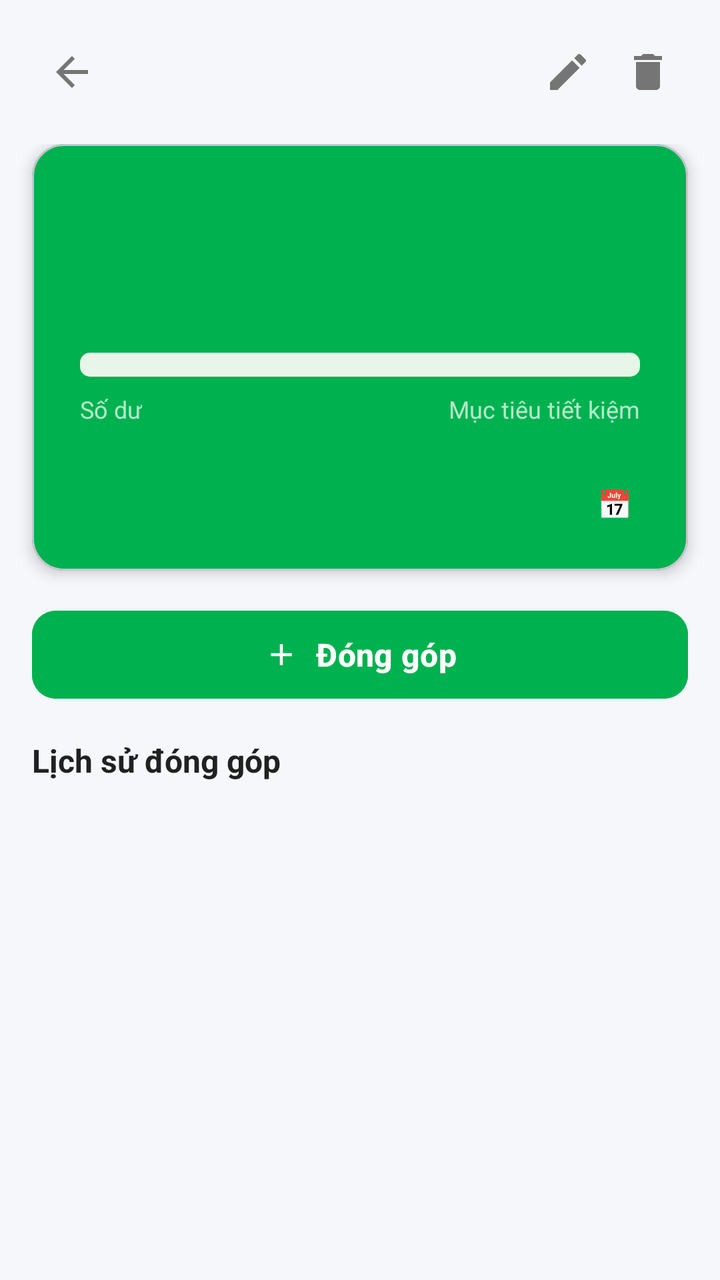
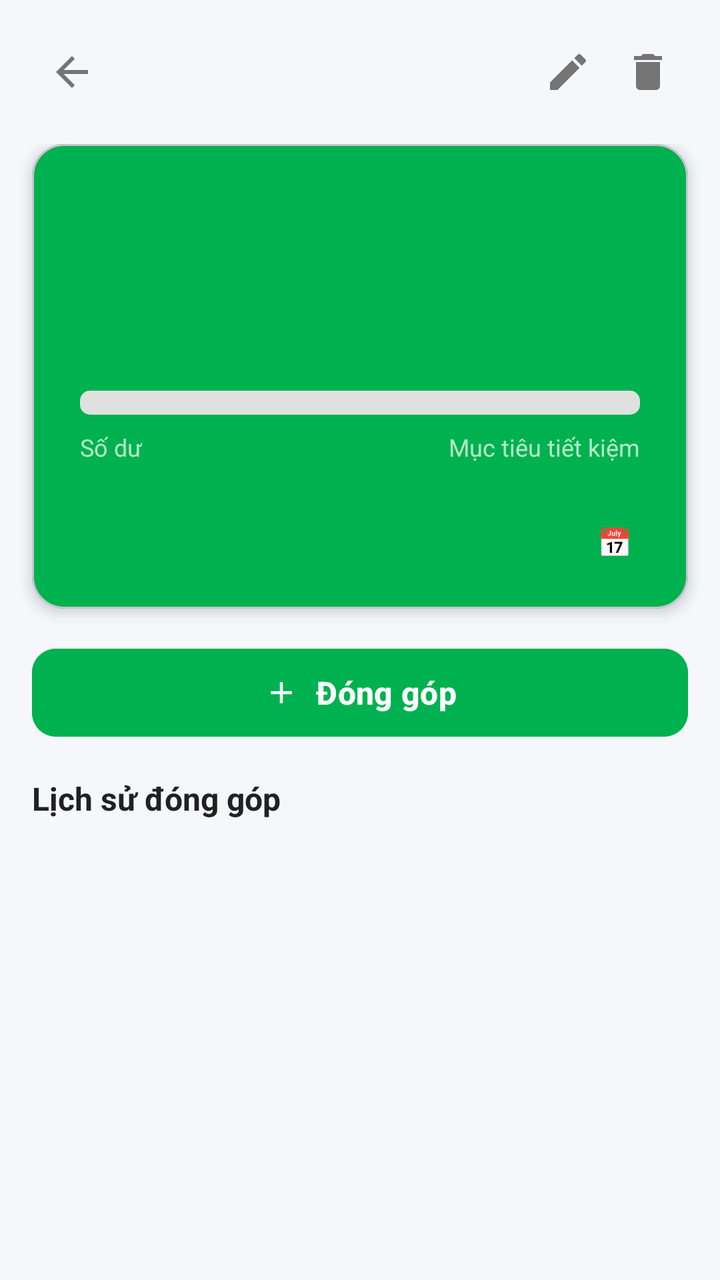

The first picture is an Android layout as it rendered before a commit; the second is the same layout after the commit. The layout source and the unified diff follow.
<!-- AndroidManifest.xml: application theme Theme.FinaceManager -->
<!-- res/layout/activity_goal_detail.xml -->
<?xml version="1.0" encoding="utf-8"?>
<androidx.coordinatorlayout.widget.CoordinatorLayout xmlns:android="http://schemas.android.com/apk/res/android"
    xmlns:app="http://schemas.android.com/apk/res-auto"
    android:layout_width="match_parent"
    android:layout_height="match_parent"
    android:fitsSystemWindows="true"
    android:background="@color/color_background">

    <LinearLayout
        android:layout_width="match_parent"
        android:layout_height="match_parent"
        android:orientation="vertical">

        
        <LinearLayout
            android:layout_width="match_parent"
            android:layout_height="wrap_content"
            android:gravity="center_vertical"
            android:orientation="horizontal"
            android:padding="@dimen/spacing_md">

            <ImageView
                android:id="@+id/iv_back"
                android:layout_width="40dp"
                android:layout_height="40dp"
                android:background="?attr/selectableItemBackgroundBorderless"
                android:contentDescription="@string/btn_cancel"
                android:padding="@dimen/spacing_sm"
                android:src="@drawable/ic_back" />

            
            <TextView
                android:id="@+id/tv_goal_icon"
                android:layout_width="wrap_content"
                android:layout_height="wrap_content"
                android:layout_marginStart="@dimen/spacing_sm"
                android:textSize="24sp" />

            <TextView
                android:id="@+id/tv_goal_name"
                android:layout_width="0dp"
                android:layout_height="wrap_content"
                android:layout_marginStart="@dimen/spacing_sm"
                android:layout_weight="1"
                android:ellipsize="end"
                android:maxLines="1"
                android:textColor="@color/color_text_primary"
                android:textSize="@dimen/text_title"
                android:textStyle="bold" />

            <ImageView
                android:id="@+id/iv_edit"
                android:layout_width="40dp"
                android:layout_height="40dp"
                android:background="?attr/selectableItemBackgroundBorderless"
                android:contentDescription="@string/title_edit_goal"
                android:padding="@dimen/spacing_sm"
                android:src="@drawable/ic_edit" />

            <ImageView
                android:id="@+id/iv_delete"
                android:layout_width="40dp"
                android:layout_height="40dp"
                android:background="?attr/selectableItemBackgroundBorderless"
                android:contentDescription="@string/btn_delete"
                android:padding="@dimen/spacing_sm"
                android:src="@drawable/ic_delete" />
        </LinearLayout>

        
        <ScrollView
            android:layout_width="match_parent"
            android:layout_height="0dp"
            android:layout_weight="1"
            android:fillViewport="true">

            <LinearLayout
                android:layout_width="match_parent"
                android:layout_height="wrap_content"
                android:orientation="vertical"
                android:paddingBottom="@dimen/spacing_lg">

                
                <com.google.android.material.card.MaterialCardView
                    android:id="@+id/card_progress"
                    android:layout_width="match_parent"
                    android:layout_height="wrap_content"
                    android:layout_marginHorizontal="@dimen/spacing_md"
                    app:cardCornerRadius="@dimen/card_radius"
                    app:cardElevation="@dimen/card_elevation"
                    app:cardBackgroundColor="@color/color_primary">

                    <LinearLayout
                        android:id="@+id/ll_progress_container"
                        android:layout_width="match_parent"
                        android:layout_height="wrap_content"
                        android:orientation="vertical"
                        android:padding="@dimen/spacing_lg">

                        
                        <TextView
                            android:id="@+id/tv_percentage"
                            android:layout_width="wrap_content"
                            android:layout_height="wrap_content"
                            android:layout_gravity="center"
                            android:textColor="@color/white"
                            android:textSize="48sp"
                            android:textStyle="bold" />

                        
                        <ProgressBar
                            android:id="@+id/pb_goal_progress"
                            style="?android:attr/progressBarStyleHorizontal"
                            android:layout_width="match_parent"
                            android:layout_height="12dp"
                            android:layout_marginTop="@dimen/spacing_md"
                            android:max="100"
                            android:progressDrawable="@drawable/bg_progress_bar_goal" />

                        
                        <LinearLayout
                            android:layout_width="match_parent"
                            android:layout_height="wrap_content"
                            android:layout_marginTop="@dimen/spacing_sm"
                            android:gravity="center_vertical"
                            android:orientation="horizontal">

                            <LinearLayout
                                android:layout_width="0dp"
                                android:layout_height="wrap_content"
                                android:layout_weight="1"
                                android:orientation="vertical">

                                <TextView
                                    android:layout_width="wrap_content"
                                    android:layout_height="wrap_content"
                                    android:text="@string/label_balance"
                                    android:textColor="@color/color_text_on_primary_secondary"
                                    android:textSize="@dimen/text_caption" />

                                <TextView
                                    android:id="@+id/tv_current_amount"
                                    android:layout_width="wrap_content"
                                    android:layout_height="wrap_content"
                                    android:textColor="@color/white"
                                    android:textSize="@dimen/text_subtitle"
                                    android:textStyle="bold" />
                            </LinearLayout>

                            <LinearLayout
                                android:layout_width="wrap_content"
                                android:layout_height="wrap_content"
                                android:gravity="end"
                                android:orientation="vertical">

                                <TextView
                                    android:layout_width="wrap_content"
                                    android:layout_height="wrap_content"
                                    android:text="@string/label_savings_goal"
                                    android:textColor="@color/color_text_on_primary_secondary"
                                    android:textSize="@dimen/text_caption" />

                                <TextView
                                    android:id="@+id/tv_target_amount"
                                    android:layout_width="wrap_content"
                                    android:layout_height="wrap_content"
                                    android:textColor="@color/white"
                                    android:textSize="@dimen/text_subtitle"
                                    android:textStyle="bold" />
                            </LinearLayout>
                        </LinearLayout>

                        
                        <LinearLayout
                            android:layout_width="match_parent"
                            android:layout_height="wrap_content"
                            android:layout_marginTop="@dimen/spacing_sm"
                            android:gravity="center_vertical"
                            android:orientation="horizontal">

                            
                            <TextView
                                android:id="@+id/tv_remaining_amount"
                                android:layout_width="0dp"
                                android:layout_height="wrap_content"
                                android:layout_weight="1"
                                android:textColor="@color/color_text_on_primary_secondary"
                                android:textSize="@dimen/text_caption" />

                            <TextView
                                android:layout_width="wrap_content"
                                android:layout_height="wrap_content"
                                android:text="📅"
                                android:textSize="14sp" />

                            <TextView
                                android:id="@+id/tv_days_remaining"
                                android:layout_width="wrap_content"
                                android:layout_height="wrap_content"
                                android:layout_marginStart="4dp"
                                android:textColor="@color/color_text_on_primary_secondary"
                                android:textSize="@dimen/text_caption" />
                        </LinearLayout>
                    </LinearLayout>
                </com.google.android.material.card.MaterialCardView>

                
                <com.google.android.material.button.MaterialButton
                    android:id="@+id/btn_contribute"
                    android:layout_width="match_parent"
                    android:layout_height="@dimen/button_height"
                    android:layout_marginHorizontal="@dimen/spacing_md"
                    android:layout_marginTop="@dimen/spacing_md"
                    android:backgroundTint="@color/color_primary"
                    android:text="@string/label_contribute"
                    android:textColor="@color/white"
                    android:textSize="@dimen/text_subtitle"
                    android:textStyle="bold"
                    app:cornerRadius="@dimen/button_radius"
                    app:icon="@drawable/ic_add"
                    app:iconGravity="textStart"
                    app:iconTint="@color/white" />

                
                
                <TextView
                    android:layout_width="match_parent"
                    android:layout_height="wrap_content"
                    android:padding="@dimen/spacing_md"
                    android:text="@string/label_contribution_history"
                    android:textColor="@color/color_text_primary"
                    android:textSize="@dimen/text_subtitle"
                    android:textStyle="bold" />

                
                <androidx.recyclerview.widget.RecyclerView
                    android:id="@+id/rv_contributions"
                    android:layout_width="match_parent"
                    android:layout_height="wrap_content"
                    android:clipToPadding="false"
                    android:nestedScrollingEnabled="false" />

                
                <TextView
                    android:id="@+id/tv_empty"
                    android:layout_width="match_parent"
                    android:layout_height="wrap_content"
                    android:gravity="center"
                    android:padding="@dimen/spacing_xxl"
                    android:text="@string/empty_contributions_subtitle"
                    android:textColor="@color/color_text_hint"
                    android:textSize="@dimen/text_body"
                    android:visibility="gone" />

            </LinearLayout>
        </ScrollView>
    </LinearLayout>

</androidx.coordinatorlayout.widget.CoordinatorLayout>
<!-- resources referenced by this layout -->
<resources>
  <color name="color_background">#F5F7FA</color>
  <color name="color_primary">#00B14F</color>
  <color name="color_text_hint">#BDBDBD</color>
  <color name="color_text_on_primary_secondary">#B3FFFFFF</color>
  <color name="color_text_primary">#212121</color>
  <color name="white">#FFFFFFFF</color>
  <dimen name="button_height">52dp</dimen>
  <dimen name="button_radius">12dp</dimen>
  <dimen name="card_elevation">4dp</dimen>
  <dimen name="card_radius">16dp</dimen>
  <dimen name="spacing_lg">24dp</dimen>
  <dimen name="spacing_md">16dp</dimen>
  <dimen name="spacing_sm">8dp</dimen>
  <dimen name="spacing_xxl">48dp</dimen>
  <dimen name="text_body">14sp</dimen>
  <dimen name="text_caption">12sp</dimen>
  <dimen name="text_subtitle">16sp</dimen>
  <dimen name="text_title">20sp</dimen>
  <!-- drawable ic_add (drawable) -->
  <vector xmlns:android="http://schemas.android.com/apk/res/android"
      android:width="24dp"
      android:height="24dp"
      android:viewportWidth="24"
      android:viewportHeight="24">
      <path
          android:fillColor="#FFFFFF"
          android:pathData="M19,13h-6v6h-2v-6H5v-2h6V5h2v6h6v2z"/>
  </vector>
  <!-- drawable ic_back (drawable) -->
  <vector xmlns:android="http://schemas.android.com/apk/res/android"
      android:width="24dp"
      android:height="24dp"
      android:viewportWidth="24"
      android:viewportHeight="24">
      <path
          android:fillColor="@color/color_text_secondary"
          android:pathData="M20,11H7.83l5.59,-5.59L12,4l-8,8 8,8 1.41,-1.41L7.83,13H20v-2z"/>
  </vector>
  <!-- drawable ic_delete (drawable) -->
  <vector xmlns:android="http://schemas.android.com/apk/res/android"
      android:width="24dp"
      android:height="24dp"
      android:viewportWidth="24"
      android:viewportHeight="24">
      <path
          android:fillColor="@color/color_text_secondary"
          android:pathData="M6,19c0,1.1 0.9,2 2,2h8c1.1,0 2,-0.9 2,-2V7H6v12zM19,4h-3.5l-1,-1h-5l-1,1H5v2h14V4z"/>
  </vector>
  <!-- drawable ic_edit (drawable) -->
  <vector xmlns:android="http://schemas.android.com/apk/res/android"
      android:width="24dp"
      android:height="24dp"
      android:viewportWidth="24"
      android:viewportHeight="24">
      <path
          android:fillColor="@color/color_text_secondary"
          android:pathData="M3,17.25V21h3.75L17.81,9.94l-3.75,-3.75L3,17.25zM20.71,7.04c0.39,-0.39 0.39,-1.02 0,-1.41l-2.34,-2.34c-0.39,-0.39 -1.02,-0.39 -1.41,0l-1.83,1.83 3.75,3.75 1.83,-1.83z"/>
  </vector>
  <string name="btn_cancel">Hủy</string>
  <string name="btn_delete">Xóa</string>
  <string name="empty_contributions_subtitle">Nhấn nút bên dưới để bắt đầu\ntiết kiệm cho mục tiêu này! 💪</string>
  <string name="label_balance">Số dư</string>
  <string name="label_contribute">Đóng góp</string>
  <string name="label_contribution_history">Lịch sử đóng góp</string>
  <string name="label_savings_goal">Mục tiêu tiết kiệm</string>
  <string name="title_edit_goal">Sửa mục tiêu</string>
  <style name="Theme.FinaceManager" parent="Base.Theme.FinaceManager" />
  <color name="color_progress_track">#E8F5E9</color>
  <color name="color_primary_light">#4CD787</color>
  <color name="color_text_secondary">#757575</color>
  <style name="Base.Theme.FinaceManager" parent="Theme.Material3.DayNight.NoActionBar">
          <item name="colorPrimary">@color/color_primary</item>
          <item name="colorPrimaryDark">@color/color_primary_dark</item>
          <item name="colorAccent">@color/color_accent</item>
          <item name="colorOnPrimary">@color/color_text_on_primary</item>
          <item name="android:colorBackground">@color/color_background</item>
          <item name="colorSurface">@color/color_surface</item>
          <item name="android:statusBarColor">@color/color_primary</item>
          <item name="android:navigationBarColor">@color/color_surface</item>
      </style>
  <color name="color_primary_dark">#009640</color>
  <color name="color_accent">#FF6B35</color>
  <color name="color_text_on_primary">#FFFFFF</color>
  <color name="color_surface">#FFFFFF</color>
  <!-- unchanged entries left out for length: 1 -->
</resources>

<!-- the commit's change to res/layout/activity_goal_detail.xml (unified diff, before → after) -->
@@ -108,6 +108,15 @@
                             android:textStyle="bold" />
 
                         
+                        <TextView
+                            android:id="@+id/tv_remaining_amount"
+                            android:layout_width="wrap_content"
+                            android:layout_height="wrap_content"
+                            android:layout_gravity="center"
+                            android:textColor="@color/color_text_on_primary_secondary"
+                            android:textSize="14sp" />
+
+                        
                         <ProgressBar
                             android:id="@+id/pb_goal_progress"
                             style="?android:attr/progressBarStyleHorizontal"
@@ -179,13 +188,10 @@
                             android:orientation="horizontal">
 
                             
-                            <TextView
-                                android:id="@+id/tv_remaining_amount"
+                            <View
                                 android:layout_width="0dp"
-                                android:layout_height="wrap_content"
-                                android:layout_weight="1"
-                                android:textColor="@color/color_text_on_primary_secondary"
-                                android:textSize="@dimen/text_caption" />
+                                android:layout_height="0dp"
+                                android:layout_weight="1" />
 
                             <TextView
                                 android:layout_width="wrap_content"
<!-- resource entries referenced after the edit -->
@@ -67,7 +67,7 @@
   <string name="label_savings_goal">Mục tiêu tiết kiệm</string>
   <string name="title_edit_goal">Sửa mục tiêu</string>
   <style name="Theme.FinaceManager" parent="Base.Theme.FinaceManager" />
-  <color name="color_progress_track">#E8F5E9</color>
+  <color name="color_progress_track">#E0E0E0</color>
   <color name="color_primary_light">#4CD787</color>
   <color name="color_text_secondary">#757575</color>
   <style name="Base.Theme.FinaceManager" parent="Theme.Material3.DayNight.NoActionBar">
